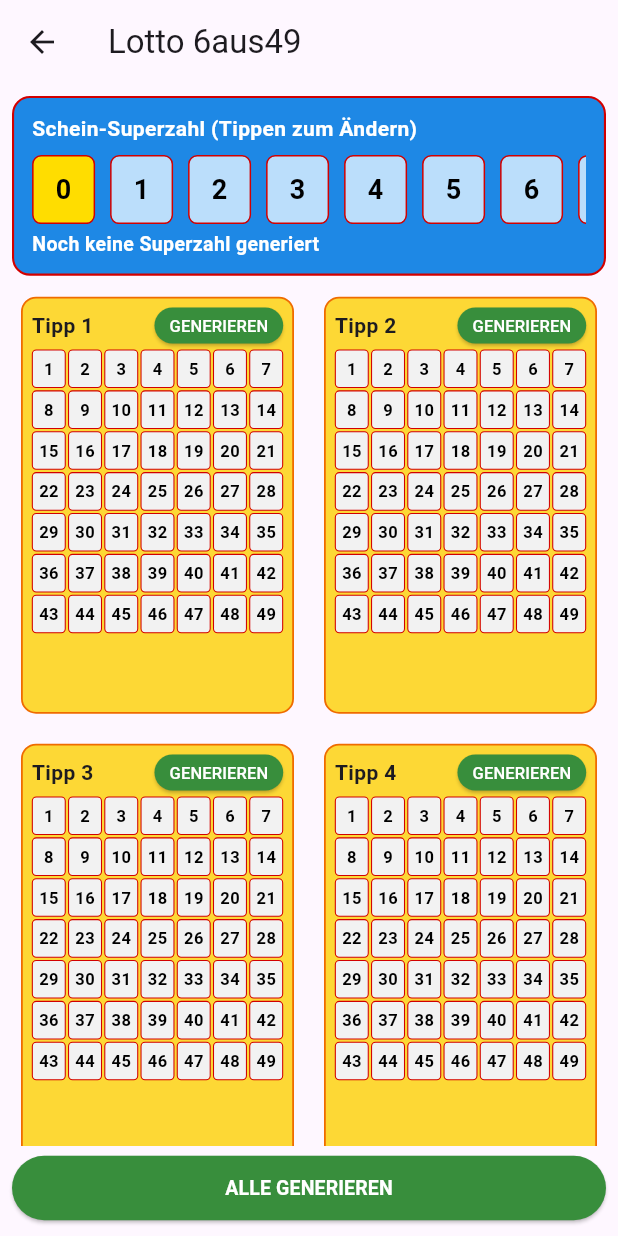
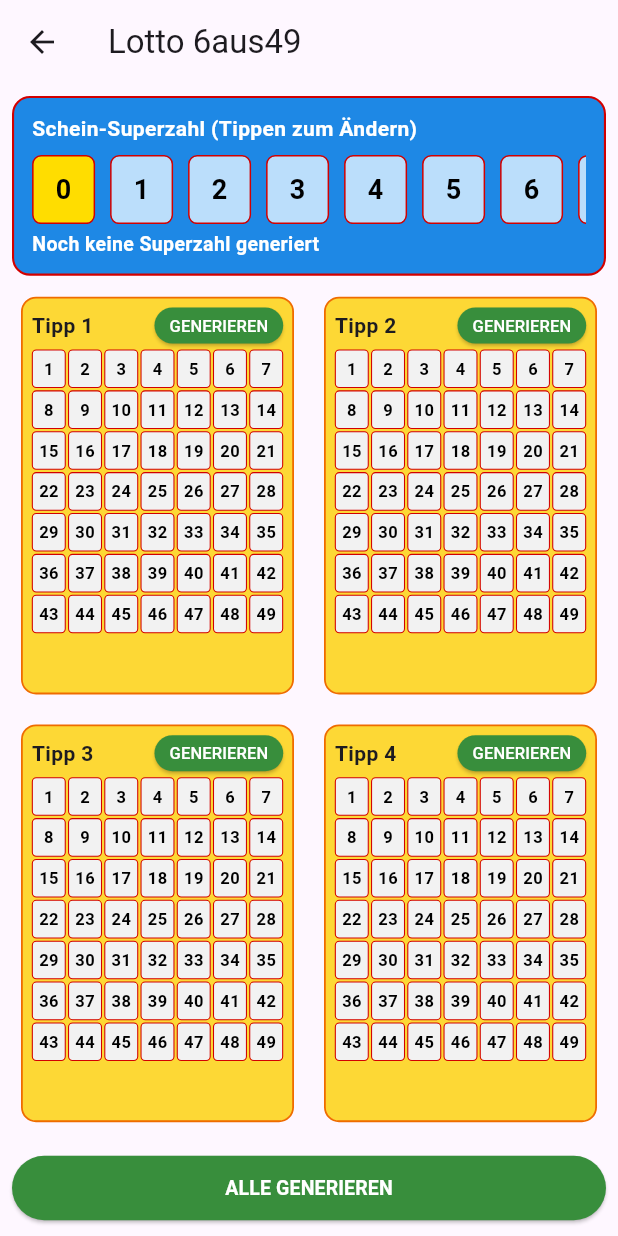
Before and after one commit to funatiker1968-hub/Lottogenerator_v4, a Flutter app: the Lotto6aus49Screen screen opened by its route, on a phone screen of 412 x 824 dp. Run offline on Flutter 3.47's test engine with Material 3 defaults, Android fonts, the phone set to English and light mode, and no system bars.

Commit message:
Fix Lotto layout: auto card height, favorites & generated display

```diff
--- a/lib/screens/lotto_6aus49_screen.dart
+++ b/lib/screens/lotto_6aus49_screen.dart
@@ -1,15 +1,6 @@
 import 'dart:async';
 import 'dart:math';
 import 'package:flutter/material.dart';
-
-/// Lotto 6aus49 – Version mit:
-/// - Favoriten (manuell)
-/// - Generierten Zahlen
-/// - X-Darstellung (schwarz = Favorit, rot = generiert)
-/// - Zahlentext unter jedem Tipp (schwarz/rot)
-/// - Toggle-Button pro Tipp oben rechts (GENERIEREN / LÖSCHEN / LÄUFT...)
-/// - Master-Button unten (ALLE GENERIEREN / ALLES LÖSCHEN / GENERIIERE ALLES...)
-/// - Fixes: kein Überlappen der Tippkarten, korrekte Toggle-Logik bei Favoriten
 
 const Color _lottoYellow = Color(0xFFFFDD00);
 const Color _lottoRed = Color(0xFFD20000);
@@ -29,32 +20,25 @@ class _Lotto6aus49ScreenState extends State<Lotto6aus49Screen> {
 
   final Random _random = Random();
 
-  /// Favoriten (manuell gesetzte Zahlen)
   final List<List<bool>> _favorites =
       List.generate(tipCount, (_) => List.filled(maxNumber, false));
 
-  /// Generierte Zahlen (werden bei neuem Generieren überschrieben)
   final List<List<bool>> _generated =
       List.generate(tipCount, (_) => List.filled(maxNumber, false));
 
-  /// Aktuelle Highlight-Zahl im Tipp (Lauflicht)
   final List<int?> _currentHighlight =
       List<int?>.filled(tipCount, null);
 
-  /// Läuft gerade eine Animation in diesem Tipp?
   final List<bool> _isAnimatingTip =
       List<bool>.filled(tipCount, false);
 
-  /// Timer je Tipp für das Lauflicht
   final List<Timer?> _tipTimers =
       List<Timer?>.filled(tipCount, null);
 
-  /// Superzahl (Schein)
   int _scheinSuperzahl = 0;
   bool _superzahlGenerated = false;
   bool _isSuperzahlAnimating = false;
 
-  /// Wird gerade „Alle generieren“ ausgeführt?
   bool _isGeneratingAll = false;
 
   @override
@@ -65,25 +49,18 @@ class _Lotto6aus49ScreenState extends State<Lotto6aus49Screen> {
     super.dispose();
   }
 
-  // ----------------------------------------------------------
-  // Superzahl
-  // ----------------------------------------------------------
-
   Future<void> _runSuperzahlAnimation() async {
     if (_isSuperzahlAnimating) return;
-
     setState(() {
       _isSuperzahlAnimating = true;
       _superzahlGenerated = false;
     });
 
     final int finalNumber = _random.nextInt(10);
-
     const int cycles = 2;
     const int fastDelay = 70;
     const int slowDelay = 140;
 
-    // schnelle Runden
     for (int cycle = 0; cycle < cycles; cycle++) {
       for (int i = 0; i < 10; i++) {
         if (!mounted) return;
@@ -94,7 +71,6 @@ class _Lotto6aus49ScreenState extends State<Lotto6aus49Screen> {
       }
     }
 
-    // langsam bis final
     for (int i = 0; i <= finalNumber; i++) {
       if (!mounted) return;
       setState(() {
@@ -110,6 +86,7 @@ class _Lotto6aus49ScreenState extends State<Lotto6aus49Screen> {
       _isSuperzahlAnimating = false;
     });
   }
+
 
   void _onSuperzahlTap() {
     if (_isSuperzahlAnimating) return;
@@ -246,10 +223,6 @@ class _Lotto6aus49ScreenState extends State<Lotto6aus49Screen> {
     );
   }
 
-  // ----------------------------------------------------------
-  // Tipp-Status-Helfer
-  // ----------------------------------------------------------
-
   bool _tipHasFavorites(int tip) {
     for (int i = 0; i < maxNumber; i++) {
       if (_favorites[tip][i]) return true;
@@ -270,10 +243,6 @@ class _Lotto6aus49ScreenState extends State<Lotto6aus49Screen> {
     }
     return false;
   }
-
-  // ----------------------------------------------------------
-  // Tipp löschen
-  // ----------------------------------------------------------
 
   void _clearTip(int tip) {
     _tipTimers[tip]?.cancel();
@@ -299,15 +268,10 @@ class _Lotto6aus49ScreenState extends State<Lotto6aus49Screen> {
     });
   }
 
-  // ----------------------------------------------------------
-  // Tipp generieren (mit Favoriten)
-  // ----------------------------------------------------------
-
   Future<void> _runTipAnimation(int tip) async {
     _tipTimers[tip]?.cancel();
     _tipTimers[tip] = null;
 
-    // Favoriten einsammeln
     final List<int> favs = [];
     for (int i = 0; i < maxNumber; i++) {
       if (_favorites[tip][i]) favs.add(i + 1);
@@ -323,7 +287,6 @@ class _Lotto6aus49ScreenState extends State<Lotto6aus49Screen> {
     pool.shuffle(_random);
     final List<int> newGen = pool.take(need).toList();
 
-    // generierte zurücksetzen, Favoriten bleiben
     setState(() {
       for (int i = 0; i < maxNumber; i++) {
         _generated[tip][i] = false;
@@ -370,6 +333,7 @@ class _Lotto6aus49ScreenState extends State<Lotto6aus49Screen> {
     );
   }
 
+
   Future<void> _generateTip(int tip) async {
     if (_isAnimatingTip[tip] || _isGeneratingAll) return;
 
@@ -411,10 +375,6 @@ class _Lotto6aus49ScreenState extends State<Lotto6aus49Screen> {
     });
   }
 
-  // ----------------------------------------------------------
-  // Manuelles Togglen einer Zahl
-  // ----------------------------------------------------------
-
   void _toggleNumber(int tip, int index) {
     if (_isAnimatingTip[tip] || _isGeneratingAll) return;
 
@@ -423,7 +383,6 @@ class _Lotto6aus49ScreenState extends State<Lotto6aus49Screen> {
       final bool isGen = _generated[tip][index];
 
       if (!isFav && !isGen) {
-        // Neue Zahl als Favorit setzen, aber max 6 insgesamt
         int count = 0;
         for (int i = 0; i < maxNumber; i++) {
           if (_favorites[tip][i] || _generated[tip][i]) {
@@ -433,22 +392,15 @@ class _Lotto6aus49ScreenState extends State<Lotto6aus49Screen> {
         if (count >= numbersPerTip) return;
         _favorites[tip][index] = true;
       } else if (isFav && !isGen) {
-        // Favorit abwählen
         _favorites[tip][index] = false;
       } else if (!isFav && isGen) {
-        // Generierte Zahl abwählen
         _generated[tip][index] = false;
       } else {
-        // Falls mal beides true wäre
         _favorites[tip][index] = false;
         _generated[tip][index] = false;
       }
     });
   }
-
-  // ----------------------------------------------------------
-  // Tippfeld UI
-  // ----------------------------------------------------------
 
   Widget _buildTipCard(int tip) {
     final bool isAnimating = _isAnimatingTip[tip] || _isGeneratingAll;
@@ -457,7 +409,6 @@ class _Lotto6aus49ScreenState extends State<Lotto6aus49Screen> {
     final bool hasFav = _tipHasFavorites(tip);
     final bool hasGen = _tipHasGenerated(tip);
 
-    // Liste der finalen Zahlen (für Anzeige unten)
     final List<int> finalNums = [];
     for (int i = 0; i < maxNumber; i++) {
       if (_favorites[tip][i] || _generated[tip][i]) {
@@ -594,7 +545,7 @@ class _Lotto6aus49ScreenState extends State<Lotto6aus49Screen> {
 
           const SizedBox(height: 4),
 
-          // Finale Zahlen UNTER dem Tippfeld (nur wenn nicht animiert)
+          // Finale Zahlen unter dem Tippfeld
           if (!isAnimating && finalNums.isNotEmpty)
             Padding(
               padding: const EdgeInsets.only(bottom: 4),
@@ -631,10 +582,6 @@ class _Lotto6aus49ScreenState extends State<Lotto6aus49Screen> {
       ),
     );
   }
-
-  // ----------------------------------------------------------
-  // Master-Button unten
-  // ----------------------------------------------------------
 
   Widget _buildBottomMasterButton() {
     final bool anyContent = _anyTipHasContent();
@@ -677,10 +624,6 @@ class _Lotto6aus49ScreenState extends State<Lotto6aus49Screen> {
     );
   }
 
-  // ----------------------------------------------------------
-  // Build
-  // ----------------------------------------------------------
-
   @override
   Widget build(BuildContext context) {
     final bool isPortrait =
@@ -699,16 +642,13 @@ class _Lotto6aus49ScreenState extends State<Lotto6aus49Screen> {
             Expanded(
               child: GridView.builder(
                 itemCount: tipCount,
-                gridDelegate:
-                    SliverGridDelegateWithFixedCrossAxisCount(
+                gridDelegate: SliverGridDelegateWithFixedCrossAxisCount(
                   crossAxisCount: isPortrait ? 2 : 3,
                   crossAxisSpacing: 8,
                   mainAxisSpacing: 8,
-                  // Fester Höhenwert pro Karte -> kein Überlappen mehr
-                  mainAxisExtent: isPortrait ? 290 : 260,
+                  childAspectRatio: isPortrait ? 0.70 : 1.25,
                 ),
-                itemBuilder: (context, index) =>
-                    _buildTipCard(index),
+                itemBuilder: (context, index) => _buildTipCard(index),
               ),
             ),
             const SizedBox(height: 4),
```
